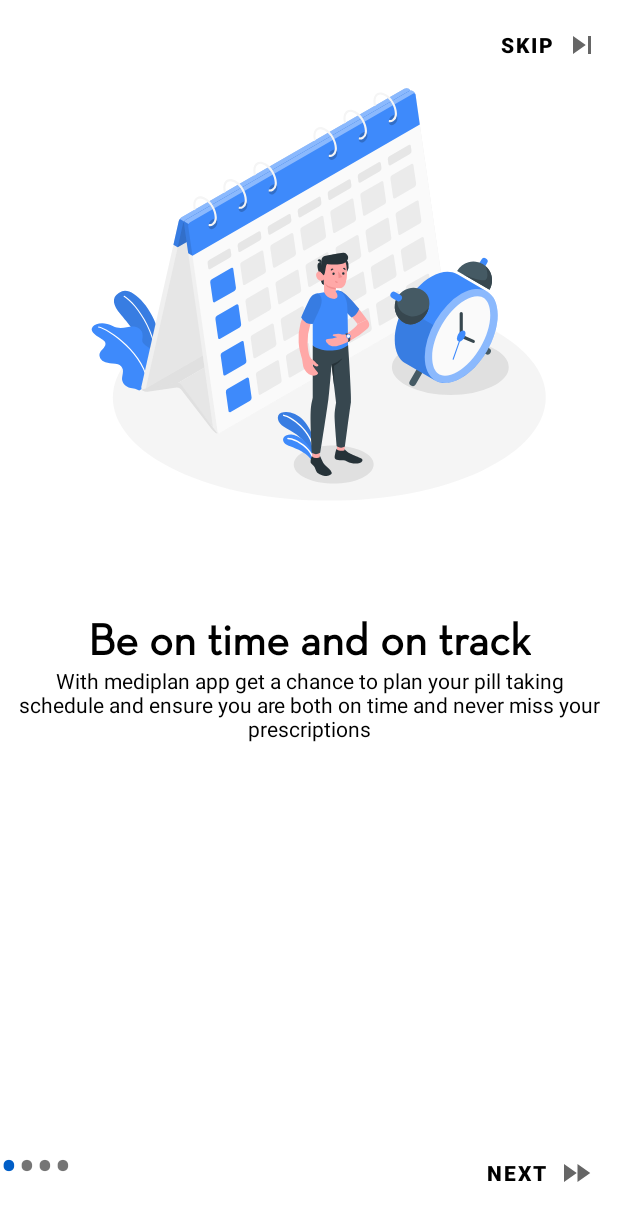
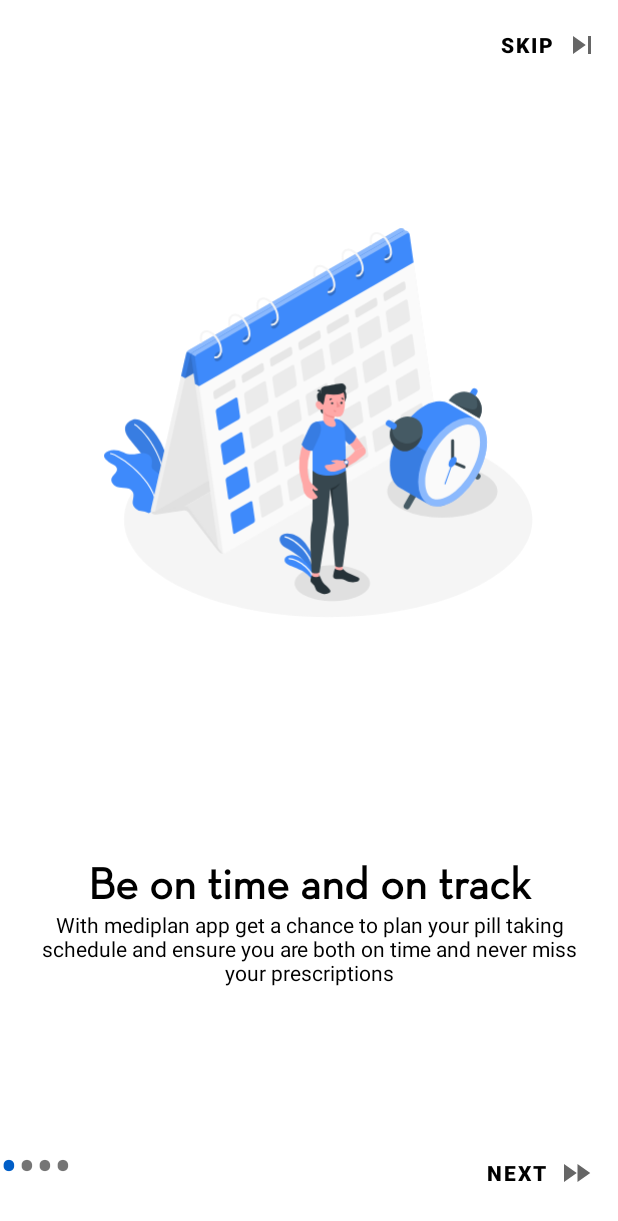
Before and after one commit to definitelyme/iwatch, an Android app: the screen it shows after launch (OnBoardingActivity), on a phone screen of 412 x 824 dp. Shown: the top 1221 px of the screen. Run offline under Robolectric (Android 15) with nearby library versions, the phone set to English and light mode, and no system bars.

Commit message:
Fix responsiveness of the onboarding screen (#10)
Co-authored-by: Brendan E <ejike.br@gmail.com>

```diff
--- a/app/src/main/AndroidManifest.xml
+++ b/app/src/main/AndroidManifest.xml
@@ -10,8 +10,7 @@
         android:supportsRtl="true"
         android:theme="@style/AppTheme">
 
-        <activity
-            android:name=".OnBoardingActivity"
+        <activity android:name=".OnBoardingActivity"
             android:theme="@style/MaterialTheme">
             <intent-filter>
                 <action android:name="android.intent.action.MAIN" />
--- a/app/src/main/res/layout/slides_layout.xml
+++ b/app/src/main/res/layout/slides_layout.xml
@@ -9,40 +9,47 @@
     <ImageView
         android:id="@+id/img_slider"
         android:layout_width="0dp"
-        android:layout_height="400dp"
+        android:layout_height="0dp"
+        android:layout_marginStart="16dp"
+        android:layout_marginTop="16dp"
+        android:layout_marginEnd="16dp"
+        android:layout_marginBottom="16dp"
+        android:contentDescription="@string/onboarding_image"
         android:padding="24dp"
+        app:layout_constraintBottom_toTopOf="@+id/txt_slider_heading"
         app:layout_constraintEnd_toEndOf="parent"
         app:layout_constraintHorizontal_bias="1.0"
         app:layout_constraintStart_toStartOf="parent"
         app:layout_constraintTop_toTopOf="parent"
-        app:srcCompat="@drawable/ic_doc_pills"
-        android:contentDescription="@string/onboarding_image" />
+        app:srcCompat="@drawable/ic_doc_pills" />
 
     <com.google.android.material.textview.MaterialTextView
-        android:textColor="@android:color/black"
-        android:textStyle="bold"
         android:id="@+id/txt_slider_heading"
-        android:layout_width="wrap_content"
+        android:layout_width="0dp"
         android:layout_height="wrap_content"
-        android:layout_marginTop="8dp"
+        android:layout_marginStart="8dp"
+        android:layout_marginEnd="8dp"
         android:fontFamily="@font/neutra_text_book"
         android:gravity="center"
         android:text="@string/on_boarding_heading_1"
+        android:textColor="@android:color/black"
         android:textSize="30sp"
+        android:textStyle="bold"
+        app:layout_constraintBottom_toTopOf="@+id/txt_slider_description"
         app:layout_constraintEnd_toEndOf="parent"
-        app:layout_constraintStart_toStartOf="parent"
-        app:layout_constraintTop_toBottomOf="@+id/img_slider" />
+        app:layout_constraintStart_toStartOf="parent" />
 
     <com.google.android.material.textview.MaterialTextView
         android:id="@+id/txt_slider_description"
-        android:layout_width="wrap_content"
+        android:layout_width="0dp"
         android:layout_height="wrap_content"
         android:layout_marginStart="16dp"
         android:layout_marginEnd="16dp"
+        android:layout_marginBottom="16dp"
         android:gravity="center"
         android:text="@string/on_boarding_description_1"
         android:textColor="@android:color/black"
+        app:layout_constraintBottom_toBottomOf="parent"
         app:layout_constraintEnd_toEndOf="parent"
-        app:layout_constraintStart_toStartOf="parent"
-        app:layout_constraintTop_toBottomOf="@+id/txt_slider_heading" />
+        app:layout_constraintStart_toStartOf="parent" />
 </androidx.constraintlayout.widget.ConstraintLayout>
--- a/build.gradle
+++ b/build.gradle
@@ -1,14 +1,14 @@
 // Top-level build file where you can add configuration options common to all sub-projects/modules.
 buildscript {
-    ext.kotlin_version = "1.4.0"
+    ext.kotlin_version = "1.4.10"
     repositories {
         google()
         jcenter()
     }
     dependencies {
-        classpath 'com.android.tools.build:gradle:4.0.1'
+        classpath 'com.android.tools.build:gradle:4.1.0'
         classpath "org.jetbrains.kotlin:kotlin-gradle-plugin:$kotlin_version"
-        classpath 'com.google.gms:google-services:4.3.3'
+        classpath 'com.google.gms:google-services:4.3.4'
 
         // NOTE: Do not place your application dependencies here; they belong
         // in the individual module build.gradle files
```
Also changed, not shown: gradle/wrapper/gradle-wrapper.properties.
